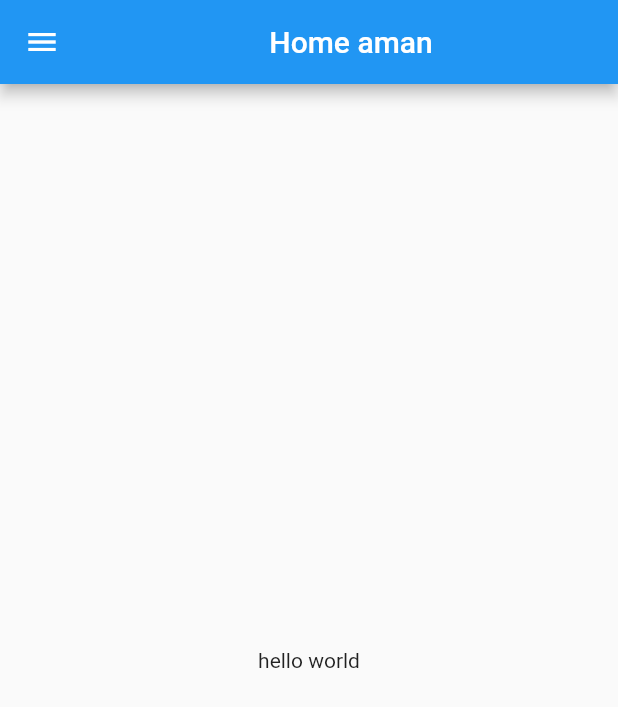
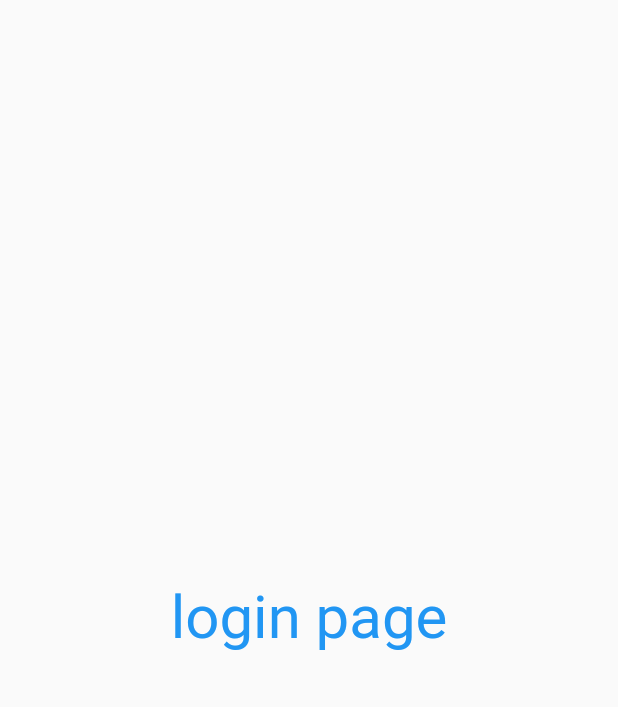
Before and after one commit to Aman-786/learnflutter, a Flutter app: the screen it shows after launch, on a phone screen of 412 x 824 dp. Shown: the top 707 px of the screen. Run offline on Flutter 3.47's test engine with Material 2 defaults, Android fonts, the light colour scheme and no system bars.

Commit message:
day3 completed

```diff
--- a/lib/main.dart
+++ b/lib/main.dart
@@ -1,5 +1,7 @@
 import 'package:flutter/material.dart';
 import 'package:flutter_tut1/pages/home_page.dart';
+import 'package:flutter_tut1/pages/login_page.dart';
+import 'package:flutter_tut1/pages/signup.dart';
 
 void main() {
   runApp(const MyApp());
@@ -10,8 +12,22 @@ class MyApp extends StatelessWidget {
 
   @override
   Widget build(BuildContext context) {
-    return const MaterialApp(
-      home: HomePgae(),
+    return MaterialApp(
+      debugShowCheckedModeBanner: false,
+      themeMode: ThemeMode.light,
+      theme: ThemeData(
+        primarySwatch: Colors.deepPurple,
+      ),
+      darkTheme: ThemeData(
+        brightness: Brightness.dark,
+      ),
+      home: const Login(),
+      // initialRoute: "/home",
+      routes: {
+        "/home": (context) => const HomePgae(),
+        "/login": (context) => const Login(),
+        "/signup": (context) => const SignUp(),
+      },
     );
   }
 }
--- a/lib/pages/home_page.dart
+++ b/lib/pages/home_page.dart
@@ -15,13 +15,17 @@ class _HomePgaeState extends State<HomePgae> {
     return Scaffold(
       appBar: AppBar(
         title: const Center(
-          child: Text("Home aman"),
+          child: Text("Home"),
         ),
       ),
       body: Center(
         child: Text("hello $str"),
       ),
-      drawer: Drawer(),
+      drawer: const Drawer(
+        child: Center(
+          child: Text("data"),
+        ),
+      ),
     );
   }
 }
--- /dev/null
+++ b/lib/pages/login_page.dart
@@ -0,0 +1,28 @@
+import 'package:flutter/material.dart';
+
+class Login extends StatefulWidget {
+  const Login({super.key});
+
+  @override
+  State<Login> createState() => _LoginState();
+}
+
+class _LoginState extends State<Login> {
+  @override
+  Widget build(BuildContext context) {
+    // ignore: prefer_const_constructors
+    return Material(
+      // ignore: prefer_const_constructors
+      child: Center(
+        child: const Text(
+          "login page",
+          style: TextStyle(
+            fontSize: 40,
+            color: Colors.blue,
+          ),
+          overflow: TextOverflow.fade,
+        ),
+      ),
+    );
+  }
+}
```
Also changed, not shown: lib/pages/signup.dart (added, +19 -0 lines).
